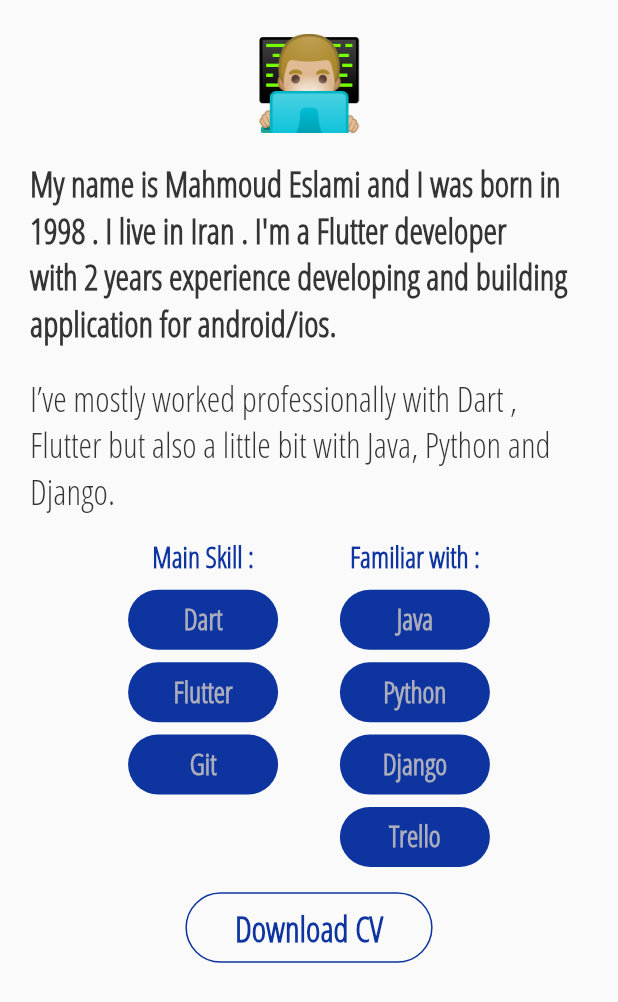
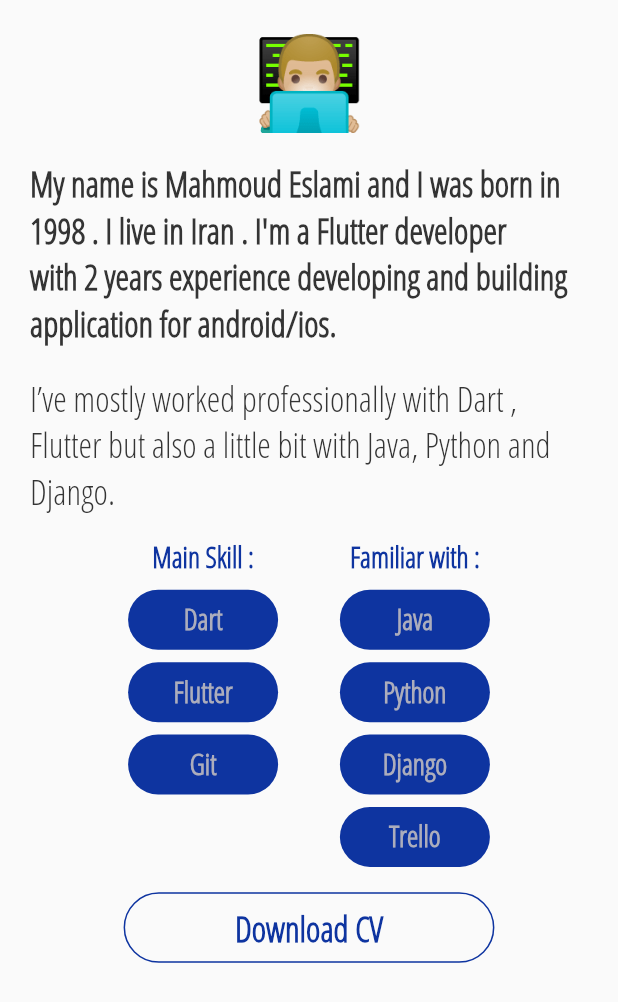
Before and after one commit to mahmoud-eslami/portfolio_flutter_web, a Flutter app: the MobileAboutMeWidget widget shown alone on an empty page, opened directly with empty values, on a phone screen of 412 x 824 dp. Shown: the top 1002 px of the screen. Run offline on Flutter 3.47's test engine with Material 2 defaults, Android fonts, the phone set to English and light mode, and no system bars; our stand-ins replace responsive_builder.

Commit message:
some change in mobile widget

```diff
--- a/lib/tools/url_launcher/custom_url_launcher.dart
+++ b/lib/tools/url_launcher/custom_url_launcher.dart
@@ -1,6 +1,4 @@
-
 // import 'dart:html';
-
 import 'package:flutter/foundation.dart';
 import 'package:url_launcher/url_launcher.dart';
 
--- a/lib/ui/mobile_screen/mobile_screen.dart
+++ b/lib/ui/mobile_screen/mobile_screen.dart
@@ -214,7 +214,7 @@ class MobileAboutMeWidget extends StatelessWidget {
   Widget build(BuildContext context) {
     return SizedBox(
       key: widgetKey,
-      height: MediaQuery.of(context).size.height,
+      height: MediaQuery.of(context).size.height + 200,
       child: ResponsiveBuilder(
         builder: (context, sizingInformation) {
           var bigTitleTheme = TextStyle(
@@ -418,7 +418,7 @@ class MobileAboutMeWidget extends StatelessWidget {
                     height: SizeConfig.heightMultiplier * 2,
                   ),
                   SizedBox(
-                    width: SizeConfig.widthMultiplier * 40,
+                    width: SizeConfig.widthMultiplier * 60,
                     child: OutlineButton(
                       child: Padding(
                         padding: const EdgeInsets.all(8.0),
@@ -460,7 +460,7 @@ class MobileProjectWidget extends StatelessWidget {
   Widget build(BuildContext context) {
     return SizedBox(
       key: widgetKey,
-      height: MediaQuery.of(context).size.height,
+      height: MediaQuery.of(context).size.height + 100,
       child: ResponsiveBuilder(
         builder: (context, sizingInformation) {
           var bigTitleTheme = TextStyle(
@@ -603,7 +603,7 @@ class MobileIntroWidget extends StatelessWidget {
   Widget build(BuildContext context) {
     return SizedBox(
       key: widgetKey,
-      height: MediaQuery.of(context).size.height,
+      height: MediaQuery.of(context).size.height + 200,
       child: ResponsiveBuilder(
         builder: (context, sizingInformation) {
           var bigTitleTheme = TextStyle(
```
